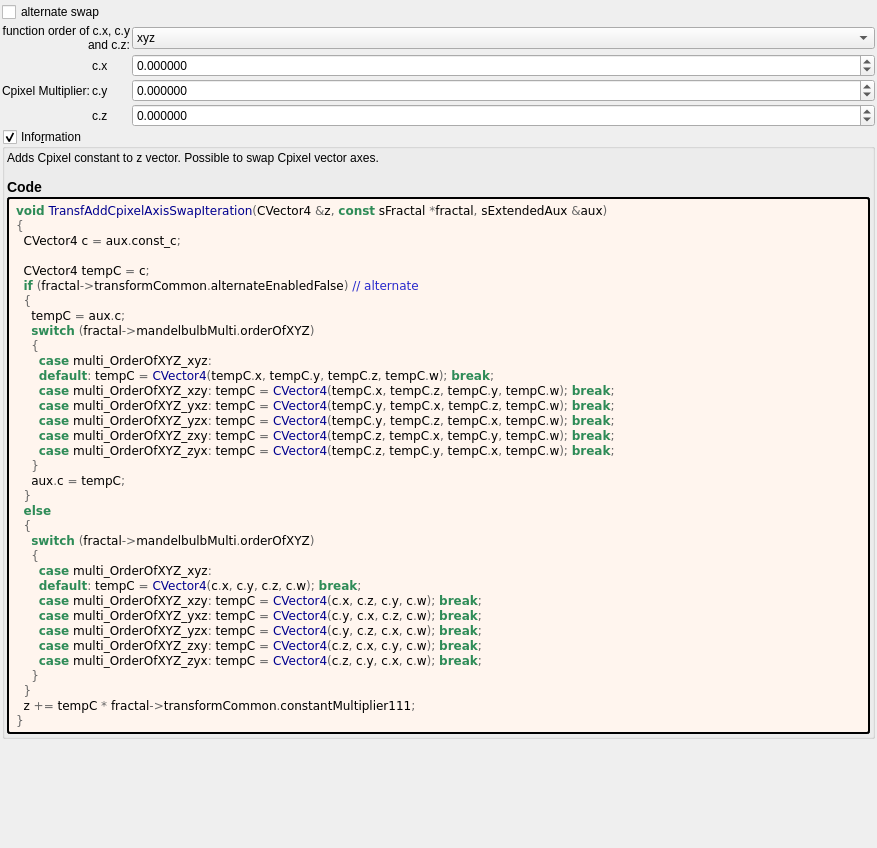
First picture: the form in mandelbulber2/formula/ui/transf_add_cpixel_axis_swap.ui, repository buddhi1980/mandelbulber2, before the edit.
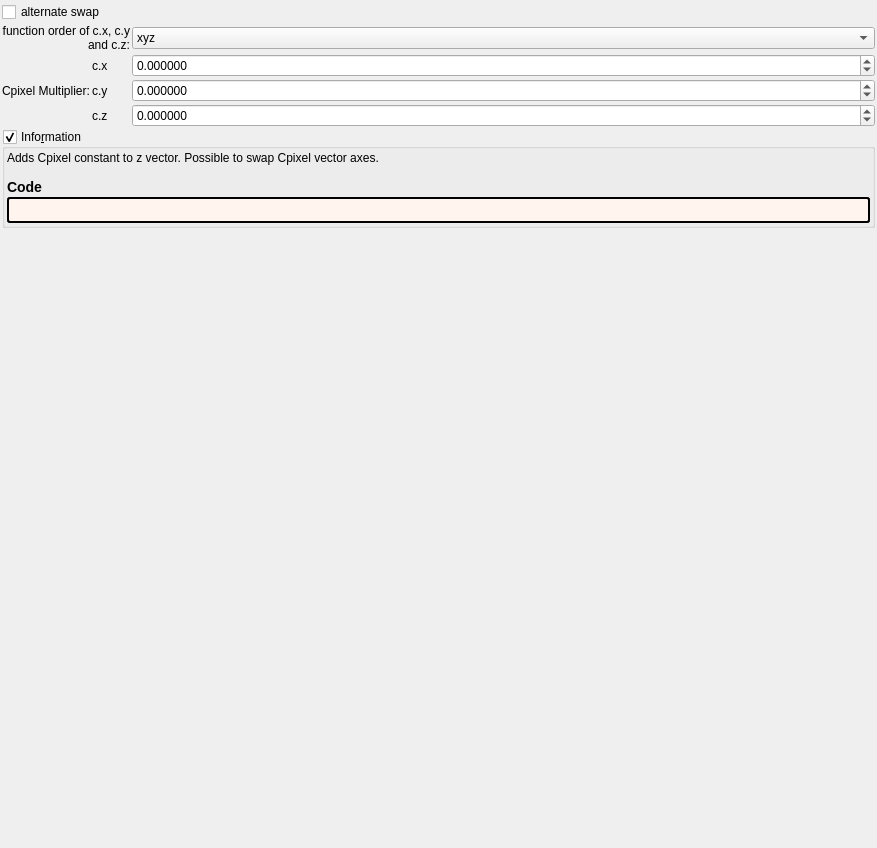
Second picture: the form after the edit. Custom widgets are drawn as their Qt base class.

```diff
--- a/mandelbulber2/formula/ui/transf_add_cpixel_axis_swap.ui
+++ b/mandelbulber2/formula/ui/transf_add_cpixel_axis_swap.ui
@@ -253,44 +253,7 @@
          <string notr="true">border-style: outset; border-width: 2px; border-radius: 3px; border-color: black; background-color: #fff5ee; padding: 4px;</string>
         </property>
         <property name="text">
-         <string notr="true">&lt;body style=&quot;background-color:#fff5ee&quot;&gt;
-&lt;pre style=&quot;color:#000000; background-color:#fff5ee;  font-family:'Courier New',monospace;&quot;&gt;&lt;span style=&quot;color:#2e8b57; font-weight:bold&quot;&gt;void&lt;/span&gt; &lt;span style=&quot;color:#00008f&quot;&gt;TransfAddCpixelAxisSwapIteration&lt;/span&gt;&lt;span style=&quot;color:#676767&quot;&gt;(&lt;/span&gt;CVector4 &lt;span style=&quot;color:#676767&quot;&gt;&amp;amp;&lt;/span&gt;z&lt;span style=&quot;color:#676767&quot;&gt;,&lt;/span&gt; &lt;span style=&quot;color:#2e8b57; font-weight:bold&quot;&gt;const&lt;/span&gt; sFractal &lt;span style=&quot;color:#676767&quot;&gt;*&lt;/span&gt;fractal&lt;span style=&quot;color:#676767&quot;&gt;,&lt;/span&gt; sExtendedAux &lt;span style=&quot;color:#676767&quot;&gt;&amp;amp;&lt;/span&gt;aux&lt;span style=&quot;color:#676767&quot;&gt;)&lt;/span&gt;
-&lt;span style=&quot;color:#676767&quot;&gt;{&lt;/span&gt;
-  CVector4 c &lt;span style=&quot;color:#676767&quot;&gt;=&lt;/span&gt; aux&lt;span style=&quot;color:#676767&quot;&gt;.&lt;/span&gt;const_c&lt;span style=&quot;color:#676767&quot;&gt;;&lt;/span&gt;
-
-  CVector4 tempC &lt;span style=&quot;color:#676767&quot;&gt;=&lt;/span&gt; c&lt;span style=&quot;color:#676767&quot;&gt;;&lt;/span&gt;
-  &lt;span style=&quot;color:#2e8b57; font-weight:bold&quot;&gt;if&lt;/span&gt; &lt;span style=&quot;color:#676767&quot;&gt;(&lt;/span&gt;fractal&lt;span style=&quot;color:#676767&quot;&gt;-&amp;gt;&lt;/span&gt;transformCommon&lt;span style=&quot;color:#676767&quot;&gt;.&lt;/span&gt;alternateEnabledFalse&lt;span style=&quot;color:#676767&quot;&gt;)&lt;/span&gt; &lt;span style=&quot;color:#2929cc&quot;&gt;// alternate&lt;/span&gt;
-  &lt;span style=&quot;color:#676767&quot;&gt;{&lt;/span&gt;
-    tempC &lt;span style=&quot;color:#676767&quot;&gt;=&lt;/span&gt; aux&lt;span style=&quot;color:#676767&quot;&gt;.&lt;/span&gt;c&lt;span style=&quot;color:#676767&quot;&gt;;&lt;/span&gt;
-    &lt;span style=&quot;color:#2e8b57; font-weight:bold&quot;&gt;switch&lt;/span&gt; &lt;span style=&quot;color:#676767&quot;&gt;(&lt;/span&gt;fractal&lt;span style=&quot;color:#676767&quot;&gt;-&amp;gt;&lt;/span&gt;mandelbulbMulti&lt;span style=&quot;color:#676767&quot;&gt;.&lt;/span&gt;orderOfXYZ&lt;span style=&quot;color:#676767&quot;&gt;)&lt;/span&gt;
-    &lt;span style=&quot;color:#676767&quot;&gt;{&lt;/span&gt;
-      &lt;span style=&quot;color:#2e8b57; font-weight:bold&quot;&gt;case&lt;/span&gt; multi_OrderOfXYZ_xyz&lt;span style=&quot;color:#676767&quot;&gt;:&lt;/span&gt;
-      &lt;span style=&quot;color:#2e8b57; font-weight:bold&quot;&gt;default&lt;/span&gt;&lt;span style=&quot;color:#676767&quot;&gt;:&lt;/span&gt; tempC &lt;span style=&quot;color:#676767&quot;&gt;=&lt;/span&gt; &lt;span style=&quot;color:#00008f&quot;&gt;CVector4&lt;/span&gt;&lt;span style=&quot;color:#676767&quot;&gt;(&lt;/span&gt;tempC&lt;span style=&quot;color:#676767&quot;&gt;.&lt;/span&gt;x&lt;span style=&quot;color:#676767&quot;&gt;,&lt;/span&gt; tempC&lt;span style=&quot;color:#676767&quot;&gt;.&lt;/span&gt;y&lt;span style=&quot;color:#676767&quot;&gt;,&lt;/span&gt; tempC&lt;span style=&quot;color:#676767&quot;&gt;.&lt;/span&gt;z&lt;span style=&quot;color:#676767&quot;&gt;,&lt;/span&gt; tempC&lt;span style=&quot;color:#676767&quot;&gt;.&lt;/span&gt;w&lt;span style=&quot;color:#676767&quot;&gt;);&lt;/span&gt; &lt;span style=&quot;color:#2e8b57; font-weight:bold&quot;&gt;break&lt;/span&gt;&lt;span style=&quot;color:#676767&quot;&gt;;&lt;/span&gt;
-      &lt;span style=&quot;color:#2e8b57; font-weight:bold&quot;&gt;case&lt;/span&gt; multi_OrderOfXYZ_xzy&lt;span style=&quot;color:#676767&quot;&gt;:&lt;/span&gt; tempC &lt;span style=&quot;color:#676767&quot;&gt;=&lt;/span&gt; &lt;span style=&quot;color:#00008f&quot;&gt;CVector4&lt;/span&gt;&lt;span style=&quot;color:#676767&quot;&gt;(&lt;/span&gt;tempC&lt;span style=&quot;color:#676767&quot;&gt;.&lt;/span&gt;x&lt;span style=&quot;color:#676767&quot;&gt;,&lt;/span&gt; tempC&lt;span style=&quot;color:#676767&quot;&gt;.&lt;/span&gt;z&lt;span style=&quot;color:#676767&quot;&gt;,&lt;/span&gt; tempC&lt;span style=&quot;color:#676767&quot;&gt;.&lt;/span&gt;y&lt;span style=&quot;color:#676767&quot;&gt;,&lt;/span&gt; tempC&lt;span style=&quot;color:#676767&quot;&gt;.&lt;/span&gt;w&lt;span style=&quot;color:#676767&quot;&gt;);&lt;/span&gt; &lt;span style=&quot;color:#2e8b57; font-weight:bold&quot;&gt;break&lt;/span&gt;&lt;span style=&quot;color:#676767&quot;&gt;;&lt;/span&gt;
-      &lt;span style=&quot;color:#2e8b57; font-weight:bold&quot;&gt;case&lt;/span&gt; multi_OrderOfXYZ_yxz&lt;span style=&quot;color:#676767&quot;&gt;:&lt;/span&gt; tempC &lt;span style=&quot;color:#676767&quot;&gt;=&lt;/span&gt; &lt;span style=&quot;color:#00008f&quot;&gt;CVector4&lt;/span&gt;&lt;span style=&quot;color:#676767&quot;&gt;(&lt;/span&gt;tempC&lt;span style=&quot;color:#676767&quot;&gt;.&lt;/span&gt;y&lt;span style=&quot;color:#676767&quot;&gt;,&lt;/span&gt; tempC&lt;span style=&quot;color:#676767&quot;&gt;.&lt;/span&gt;x&lt;span style=&quot;color:#676767&quot;&gt;,&lt;/span&gt; tempC&lt;span style=&quot;color:#676767&quot;&gt;.&lt;/span&gt;z&lt;span style=&quot;color:#676767&quot;&gt;,&lt;/span&gt; tempC&lt;span style=&quot;color:#676767&quot;&gt;.&lt;/span&gt;w&lt;span style=&quot;color:#676767&quot;&gt;);&lt;/span&gt; &lt;span style=&quot;color:#2e8b57; font-weight:bold&quot;&gt;break&lt;/span&gt;&lt;span style=&quot;color:#676767&quot;&gt;;&lt;/span&gt;
-      &lt;span style=&quot;color:#2e8b57; font-weight:bold&quot;&gt;case&lt;/span&gt; multi_OrderOfXYZ_yzx&lt;span style=&quot;color:#676767&quot;&gt;:&lt;/span&gt; tempC &lt;span style=&quot;color:#676767&quot;&gt;=&lt;/span&gt; &lt;span style=&quot;color:#00008f&quot;&gt;CVector4&lt;/span&gt;&lt;span style=&quot;color:#676767&quot;&gt;(&lt;/span&gt;tempC&lt;span style=&quot;color:#676767&quot;&gt;.&lt;/span&gt;y&lt;span style=&quot;color:#676767&quot;&gt;,&lt;/span&gt; tempC&lt;span style=&quot;color:#676767&quot;&gt;.&lt;/span&gt;z&lt;span style=&quot;color:#676767&quot;&gt;,&lt;/span&gt; tempC&lt;span style=&quot;color:#676767&quot;&gt;.&lt;/span&gt;x&lt;span style=&quot;color:#676767&quot;&gt;,&lt;/span&gt; tempC&lt;span style=&quot;color:#676767&quot;&gt;.&lt;/span&gt;w&lt;span style=&quot;color:#676767&quot;&gt;);&lt;/span&gt; &lt;span style=&quot;color:#2e8b57; font-weight:bold&quot;&gt;break&lt;/span&gt;&lt;span style=&quot;color:#676767&quot;&gt;;&lt;/span&gt;
-      &lt;span style=&quot;color:#2e8b57; font-weight:bold&quot;&gt;case&lt;/span&gt; multi_OrderOfXYZ_zxy&lt;span style=&quot;color:#676767&quot;&gt;:&lt;/span&gt; tempC &lt;span style=&quot;color:#676767&quot;&gt;=&lt;/span&gt; &lt;span style=&quot;color:#00008f&quot;&gt;CVector4&lt;/span&gt;&lt;span style=&quot;color:#676767&quot;&gt;(&lt;/span&gt;tempC&lt;span style=&quot;color:#676767&quot;&gt;.&lt;/span&gt;z&lt;span style=&quot;color:#676767&quot;&gt;,&lt;/span&gt; tempC&lt;span style=&quot;color:#676767&quot;&gt;.&lt;/span&gt;x&lt;span style=&quot;color:#676767&quot;&gt;,&lt;/span&gt; tempC&lt;span style=&quot;color:#676767&quot;&gt;.&lt;/span&gt;y&lt;span style=&quot;color:#676767&quot;&gt;,&lt;/span&gt; tempC&lt;span style=&quot;color:#676767&quot;&gt;.&lt;/span&gt;w&lt;span style=&quot;color:#676767&quot;&gt;);&lt;/span&gt; &lt;span style=&quot;color:#2e8b57; font-weight:bold&quot;&gt;break&lt;/span&gt;&lt;span style=&quot;color:#676767&quot;&gt;;&lt;/span&gt;
-      &lt;span style=&quot;color:#2e8b57; font-weight:bold&quot;&gt;case&lt;/span&gt; multi_OrderOfXYZ_zyx&lt;span style=&quot;color:#676767&quot;&gt;:&lt;/span&gt; tempC &lt;span style=&quot;color:#676767&quot;&gt;=&lt;/span&gt; &lt;span style=&quot;color:#00008f&quot;&gt;CVector4&lt;/span&gt;&lt;span style=&quot;color:#676767&quot;&gt;(&lt;/span&gt;tempC&lt;span style=&quot;color:#676767&quot;&gt;.&lt;/span&gt;z&lt;span style=&quot;color:#676767&quot;&gt;,&lt;/span&gt; tempC&lt;span style=&quot;color:#676767&quot;&gt;.&lt;/span&gt;y&lt;span style=&quot;color:#676767&quot;&gt;,&lt;/span&gt; tempC&lt;span style=&quot;color:#676767&quot;&gt;.&lt;/span&gt;x&lt;span style=&quot;color:#676767&quot;&gt;,&lt;/span&gt; tempC&lt;span style=&quot;color:#676767&quot;&gt;.&lt;/span&gt;w&lt;span style=&quot;color:#676767&quot;&gt;);&lt;/span&gt; &lt;span style=&quot;color:#2e8b57; font-weight:bold&quot;&gt;break&lt;/span&gt;&lt;span style=&quot;color:#676767&quot;&gt;;&lt;/span&gt;
-    &lt;span style=&quot;color:#676767&quot;&gt;}&lt;/span&gt;
-    aux&lt;span style=&quot;color:#676767&quot;&gt;.&lt;/span&gt;c &lt;span style=&quot;color:#676767&quot;&gt;=&lt;/span&gt; tempC&lt;span style=&quot;color:#676767&quot;&gt;;&lt;/span&gt;
-  &lt;span style=&quot;color:#676767&quot;&gt;}&lt;/span&gt;
-  &lt;span style=&quot;color:#2e8b57; font-weight:bold&quot;&gt;else&lt;/span&gt;
-  &lt;span style=&quot;color:#676767&quot;&gt;{&lt;/span&gt;
-    &lt;span style=&quot;color:#2e8b57; font-weight:bold&quot;&gt;switch&lt;/span&gt; &lt;span style=&quot;color:#676767&quot;&gt;(&lt;/span&gt;fractal&lt;span style=&quot;color:#676767&quot;&gt;-&amp;gt;&lt;/span&gt;mandelbulbMulti&lt;span style=&quot;color:#676767&quot;&gt;.&lt;/span&gt;orderOfXYZ&lt;span style=&quot;color:#676767&quot;&gt;)&lt;/span&gt;
-    &lt;span style=&quot;color:#676767&quot;&gt;{&lt;/span&gt;
-      &lt;span style=&quot;color:#2e8b57; font-weight:bold&quot;&gt;case&lt;/span&gt; multi_OrderOfXYZ_xyz&lt;span style=&quot;color:#676767&quot;&gt;:&lt;/span&gt;
-      &lt;span style=&quot;color:#2e8b57; font-weight:bold&quot;&gt;default&lt;/span&gt;&lt;span style=&quot;color:#676767&quot;&gt;:&lt;/span&gt; tempC &lt;span style=&quot;color:#676767&quot;&gt;=&lt;/span&gt; &lt;span style=&quot;color:#00008f&quot;&gt;CVector4&lt;/span&gt;&lt;span style=&quot;color:#676767&quot;&gt;(&lt;/span&gt;c&lt;span style=&quot;color:#676767&quot;&gt;.&lt;/span&gt;x&lt;span style=&quot;color:#676767&quot;&gt;,&lt;/span&gt; c&lt;span style=&quot;color:#676767&quot;&gt;.&lt;/span&gt;y&lt;span style=&quot;color:#676767&quot;&gt;,&lt;/span&gt; c&lt;span style=&quot;color:#676767&quot;&gt;.&lt;/span&gt;z&lt;span style=&quot;color:#676767&quot;&gt;,&lt;/span&gt; c&lt;span style=&quot;color:#676767&quot;&gt;.&lt;/span&gt;w&lt;span style=&quot;color:#676767&quot;&gt;);&lt;/span&gt; &lt;span style=&quot;color:#2e8b57; font-weight:bold&quot;&gt;break&lt;/span&gt;&lt;span style=&quot;color:#676767&quot;&gt;;&lt;/span&gt;
-      &lt;span style=&quot;color:#2e8b57; font-weight:bold&quot;&gt;case&lt;/span&gt; multi_OrderOfXYZ_xzy&lt;span style=&quot;color:#676767&quot;&gt;:&lt;/span&gt; tempC &lt;span style=&quot;color:#676767&quot;&gt;=&lt;/span&gt; &lt;span style=&quot;color:#00008f&quot;&gt;CVector4&lt;/span&gt;&lt;span style=&quot;color:#676767&quot;&gt;(&lt;/span&gt;c&lt;span style=&quot;color:#676767&quot;&gt;.&lt;/span&gt;x&lt;span style=&quot;color:#676767&quot;&gt;,&lt;/span&gt; c&lt;span style=&quot;color:#676767&quot;&gt;.&lt;/span&gt;z&lt;span style=&quot;color:#676767&quot;&gt;,&lt;/span&gt; c&lt;span style=&quot;color:#676767&quot;&gt;.&lt;/span&gt;y&lt;span style=&quot;color:#676767&quot;&gt;,&lt;/span&gt; c&lt;span style=&quot;color:#676767&quot;&gt;.&lt;/span&gt;w&lt;span style=&quot;color:#676767&quot;&gt;);&lt;/span&gt; &lt;span style=&quot;color:#2e8b57; font-weight:bold&quot;&gt;break&lt;/span&gt;&lt;span style=&quot;color:#676767&quot;&gt;;&lt;/span&gt;
-      &lt;span style=&quot;color:#2e8b57; font-weight:bold&quot;&gt;case&lt;/span&gt; multi_OrderOfXYZ_yxz&lt;span style=&quot;color:#676767&quot;&gt;:&lt;/span&gt; tempC &lt;span style=&quot;color:#676767&quot;&gt;=&lt;/span&gt; &lt;span style=&quot;color:#00008f&quot;&gt;CVector4&lt;/span&gt;&lt;span style=&quot;color:#676767&quot;&gt;(&lt;/span&gt;c&lt;span style=&quot;color:#676767&quot;&gt;.&lt;/span&gt;y&lt;span style=&quot;color:#676767&quot;&gt;,&lt;/span&gt; c&lt;span style=&quot;color:#676767&quot;&gt;.&lt;/span&gt;x&lt;span style=&quot;color:#676767&quot;&gt;,&lt;/span&gt; c&lt;span style=&quot;color:#676767&quot;&gt;.&lt;/span&gt;z&lt;span style=&quot;color:#676767&quot;&gt;,&lt;/span&gt; c&lt;span style=&quot;color:#676767&quot;&gt;.&lt;/span&gt;w&lt;span style=&quot;color:#676767&quot;&gt;);&lt;/span&gt; &lt;span style=&quot;color:#2e8b57; font-weight:bold&quot;&gt;break&lt;/span&gt;&lt;span style=&quot;color:#676767&quot;&gt;;&lt;/span&gt;
-      &lt;span style=&quot;color:#2e8b57; font-weight:bold&quot;&gt;case&lt;/span&gt; multi_OrderOfXYZ_yzx&lt;span style=&quot;color:#676767&quot;&gt;:&lt;/span&gt; tempC &lt;span style=&quot;color:#676767&quot;&gt;=&lt;/span&gt; &lt;span style=&quot;color:#00008f&quot;&gt;CVector4&lt;/span&gt;&lt;span style=&quot;color:#676767&quot;&gt;(&lt;/span&gt;c&lt;span style=&quot;color:#676767&quot;&gt;.&lt;/span&gt;y&lt;span style=&quot;color:#676767&quot;&gt;,&lt;/span&gt; c&lt;span style=&quot;color:#676767&quot;&gt;.&lt;/span&gt;z&lt;span style=&quot;color:#676767&quot;&gt;,&lt;/span&gt; c&lt;span style=&quot;color:#676767&quot;&gt;.&lt;/span&gt;x&lt;span style=&quot;color:#676767&quot;&gt;,&lt;/span&gt; c&lt;span style=&quot;color:#676767&quot;&gt;.&lt;/span&gt;w&lt;span style=&quot;color:#676767&quot;&gt;);&lt;/span&gt; &lt;span style=&quot;color:#2e8b57; font-weight:bold&quot;&gt;break&lt;/span&gt;&lt;span style=&quot;color:#676767&quot;&gt;;&lt;/span&gt;
-      &lt;span style=&quot;color:#2e8b57; font-weight:bold&quot;&gt;case&lt;/span&gt; multi_OrderOfXYZ_zxy&lt;span style=&quot;color:#676767&quot;&gt;:&lt;/span&gt; tempC &lt;span style=&quot;color:#676767&quot;&gt;=&lt;/span&gt; &lt;span style=&quot;color:#00008f&quot;&gt;CVector4&lt;/span&gt;&lt;span style=&quot;color:#676767&quot;&gt;(&lt;/span&gt;c&lt;span style=&quot;color:#676767&quot;&gt;.&lt;/span&gt;z&lt;span style=&quot;color:#676767&quot;&gt;,&lt;/span&gt; c&lt;span style=&quot;color:#676767&quot;&gt;.&lt;/span&gt;x&lt;span style=&quot;color:#676767&quot;&gt;,&lt;/span&gt; c&lt;span style=&quot;color:#676767&quot;&gt;.&lt;/span&gt;y&lt;span style=&quot;color:#676767&quot;&gt;,&lt;/span&gt; c&lt;span style=&quot;color:#676767&quot;&gt;.&lt;/span&gt;w&lt;span style=&quot;color:#676767&quot;&gt;);&lt;/span&gt; &lt;span style=&quot;color:#2e8b57; font-weight:bold&quot;&gt;break&lt;/span&gt;&lt;span style=&quot;color:#676767&quot;&gt;;&lt;/span&gt;
-      &lt;span style=&quot;color:#2e8b57; font-weight:bold&quot;&gt;case&lt;/span&gt; multi_OrderOfXYZ_zyx&lt;span style=&quot;color:#676767&quot;&gt;:&lt;/span&gt; tempC &lt;span style=&quot;color:#676767&quot;&gt;=&lt;/span&gt; &lt;span style=&quot;color:#00008f&quot;&gt;CVector4&lt;/span&gt;&lt;span style=&quot;color:#676767&quot;&gt;(&lt;/span&gt;c&lt;span style=&quot;color:#676767&quot;&gt;.&lt;/span&gt;z&lt;span style=&quot;color:#676767&quot;&gt;,&lt;/span&gt; c&lt;span style=&quot;color:#676767&quot;&gt;.&lt;/span&gt;y&lt;span style=&quot;color:#676767&quot;&gt;,&lt;/span&gt; c&lt;span style=&quot;color:#676767&quot;&gt;.&lt;/span&gt;x&lt;span style=&quot;color:#676767&quot;&gt;,&lt;/span&gt; c&lt;span style=&quot;color:#676767&quot;&gt;.&lt;/span&gt;w&lt;span style=&quot;color:#676767&quot;&gt;);&lt;/span&gt; &lt;span style=&quot;color:#2e8b57; font-weight:bold&quot;&gt;break&lt;/span&gt;&lt;span style=&quot;color:#676767&quot;&gt;;&lt;/span&gt;
-    &lt;span style=&quot;color:#676767&quot;&gt;}&lt;/span&gt;
-  &lt;span style=&quot;color:#676767&quot;&gt;}&lt;/span&gt;
-  z &lt;span style=&quot;color:#676767&quot;&gt;+=&lt;/span&gt; tempC &lt;span style=&quot;color:#676767&quot;&gt;*&lt;/span&gt; fractal&lt;span style=&quot;color:#676767&quot;&gt;-&amp;gt;&lt;/span&gt;transformCommon&lt;span style=&quot;color:#676767&quot;&gt;.&lt;/span&gt;constantMultiplier111&lt;span style=&quot;color:#676767&quot;&gt;;&lt;/span&gt;
-&lt;span style=&quot;color:#676767&quot;&gt;}&lt;/span&gt;
-&lt;/pre&gt;
-&lt;/body&gt;</string>
+         <string notr="true"></string>
         </property>
         <property name="wordWrap">
          <bool>true</bool>
```
